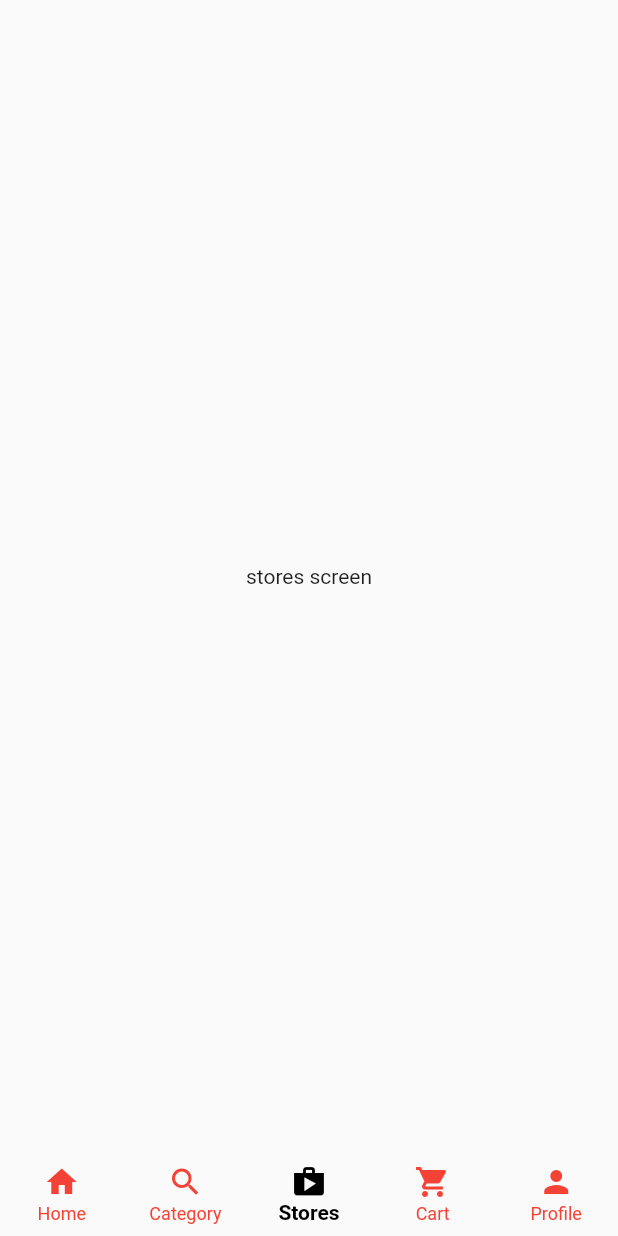
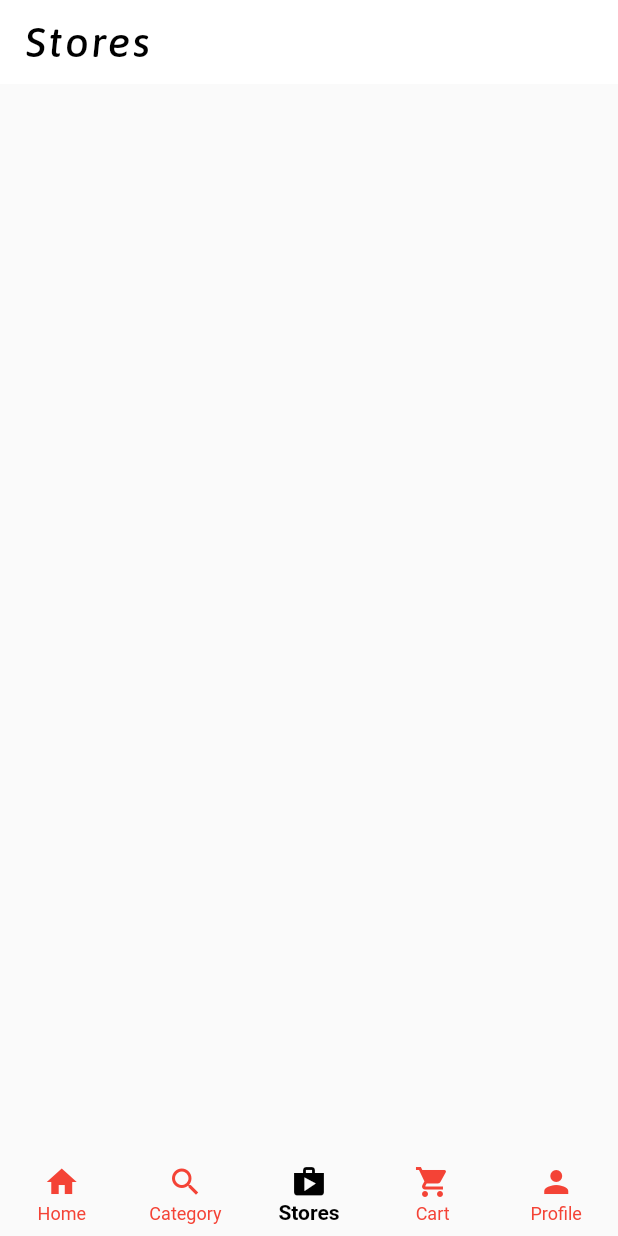
Before and after one commit to Double-Kei/CollaboProject, a Flutter app: the screen it shows after launch, item 3 of the bottom bar chosen, on a phone screen of 412 x 824 dp. Run offline on Flutter 3.47's test engine with Material 2 defaults, Android fonts, the phone set to English and light mode, and no system bars.

Commit message:
add Stores Screen

```diff
--- a/lib/screens/homescreen.dart
+++ b/lib/screens/homescreen.dart
@@ -1,6 +1,7 @@
 import 'package:flutter/material.dart';
 import 'package:multi_store_app/screens/home.dart';
 import 'package:multi_store_app/screens/category.dart';
+import 'package:multi_store_app/screens/storescreen.dart';
 class CustomerHomeScreen extends StatefulWidget {
   const CustomerHomeScreen({Key? key}) : super(key: key);
 
@@ -16,7 +17,8 @@ class _CustomerHomeScreenState extends State<CustomerHomeScreen> {
     HomeScreen(),
     // Center(child: Text("category screen"),),
     CategoryScreen(),
-    Center(child: Text("stores screen"),),
+    // Center(child: Text("stores screen"),),
+    StoresScreen(),
     Center(child: Text("cart screen"),),
     Center(child: Text("profile screen"),),
   ];
--- /dev/null
+++ b/lib/screens/storescreen.dart
@@ -0,0 +1,13 @@
+import 'package:flutter/material.dart';
+import 'package:multi_store_app/widgets/appbar_widgets.dart';
+
+class StoresScreen extends StatelessWidget {
+  const StoresScreen({Key? key}) : super(key: key);
+
+  @override
+  Widget build(BuildContext context) {
+    return Scaffold(
+      appBar: AppBar(elevation: 0, backgroundColor: Colors.white, title: const AppBarTitle(title: "Stores"),),
+    );
+  }
+}
```
